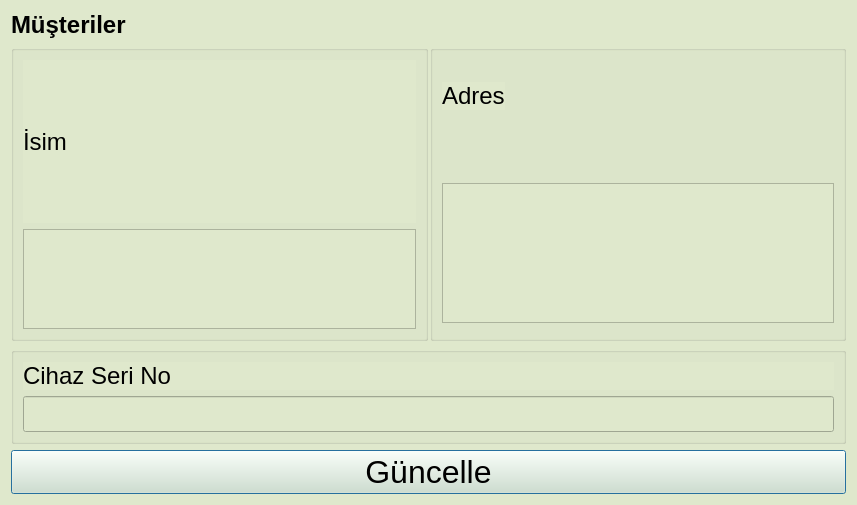
Qt form src/informationmusteridialog.ui (yunusemrecinar/QT5-cihaz-kimlik-teknik-servis) before a commit.
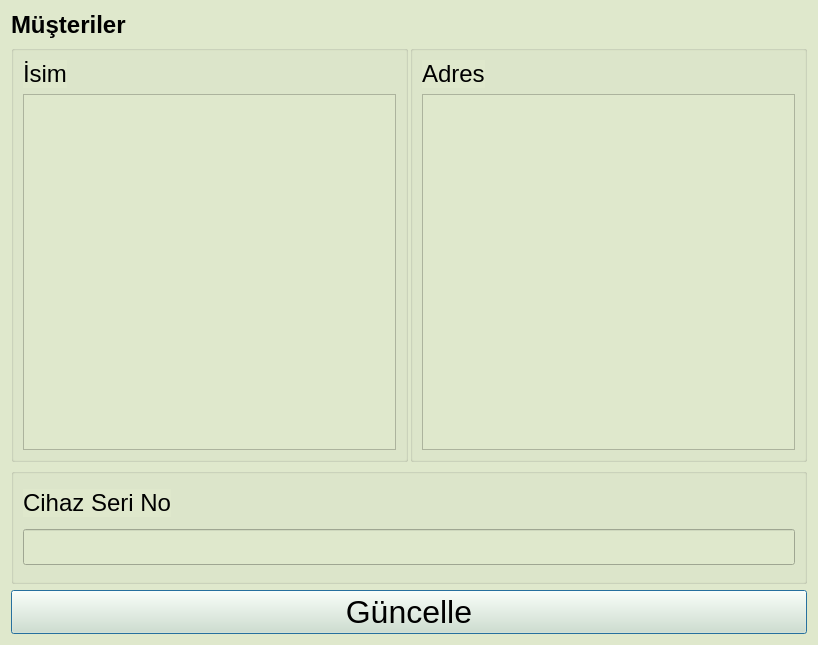
The same form after that commit.

Patch:
```diff
--- a/src/informationmusteridialog.ui
+++ b/src/informationmusteridialog.ui
@@ -6,8 +6,8 @@
    <rect>
     <x>0</x>
     <y>0</y>
-    <width>857</width>
-    <height>505</height>
+    <width>818</width>
+    <height>645</height>
    </rect>
   </property>
   <property name="windowTitle">
@@ -24,6 +24,12 @@
     <layout class="QVBoxLayout" name="verticalLayout">
      <item>
       <widget class="QLabel" name="musteriLabel">
+       <property name="sizePolicy">
+        <sizepolicy hsizetype="Fixed" vsizetype="Fixed">
+         <horstretch>0</horstretch>
+         <verstretch>0</verstretch>
+        </sizepolicy>
+       </property>
        <property name="font">
         <font>
          <pointsize>18</pointsize>
@@ -47,6 +53,12 @@
            <layout class="QVBoxLayout" name="verticalLayout_2">
             <item>
              <widget class="QLabel" name="label">
+              <property name="sizePolicy">
+               <sizepolicy hsizetype="Fixed" vsizetype="Fixed">
+                <horstretch>0</horstretch>
+                <verstretch>0</verstretch>
+               </sizepolicy>
+              </property>
               <property name="maximumSize">
                <size>
                 <width>16777215</width>
@@ -65,16 +77,22 @@
             </item>
             <item>
              <widget class="QTextEdit" name="textEditIsim">
+              <property name="sizePolicy">
+               <sizepolicy hsizetype="Preferred" vsizetype="Preferred">
+                <horstretch>0</horstretch>
+                <verstretch>0</verstretch>
+               </sizepolicy>
+              </property>
               <property name="minimumSize">
                <size>
                 <width>0</width>
-                <height>100</height>
+                <height>140</height>
                </size>
               </property>
               <property name="maximumSize">
                <size>
                 <width>16777215</width>
-                <height>100</height>
+                <height>16777215</height>
                </size>
               </property>
               <property name="font">
@@ -91,7 +109,7 @@
           <widget class="QGroupBox" name="verticalGroupBox_2">
            <layout class="QVBoxLayout" name="verticalLayout_3">
             <property name="bottomMargin">
-             <number>38</number>
+             <number>9</number>
             </property>
             <item>
              <widget class="QLabel" name="label_2">
@@ -114,7 +132,7 @@
             <item>
              <widget class="QTextEdit" name="textEditAdres">
               <property name="sizePolicy">
-               <sizepolicy hsizetype="Expanding" vsizetype="Expanding">
+               <sizepolicy hsizetype="Preferred" vsizetype="Preferred">
                 <horstretch>0</horstretch>
                 <verstretch>0</verstretch>
                </sizepolicy>
@@ -128,7 +146,7 @@
               <property name="maximumSize">
                <size>
                 <width>16777215</width>
-                <height>50</height>
+                <height>16777215</height>
                </size>
               </property>
               <property name="font">
@@ -145,9 +163,21 @@
        </item>
        <item>
         <widget class="QGroupBox" name="verticalGroupBox_3">
+         <property name="maximumSize">
+          <size>
+           <width>16777215</width>
+           <height>116</height>
+          </size>
+         </property>
          <layout class="QVBoxLayout" name="verticalLayout_4">
           <item>
            <widget class="QLabel" name="label_3">
+            <property name="sizePolicy">
+             <sizepolicy hsizetype="Fixed" vsizetype="Fixed">
+              <horstretch>0</horstretch>
+              <verstretch>0</verstretch>
+             </sizepolicy>
+            </property>
             <property name="font">
              <font>
               <pointsize>18</pointsize>
```
